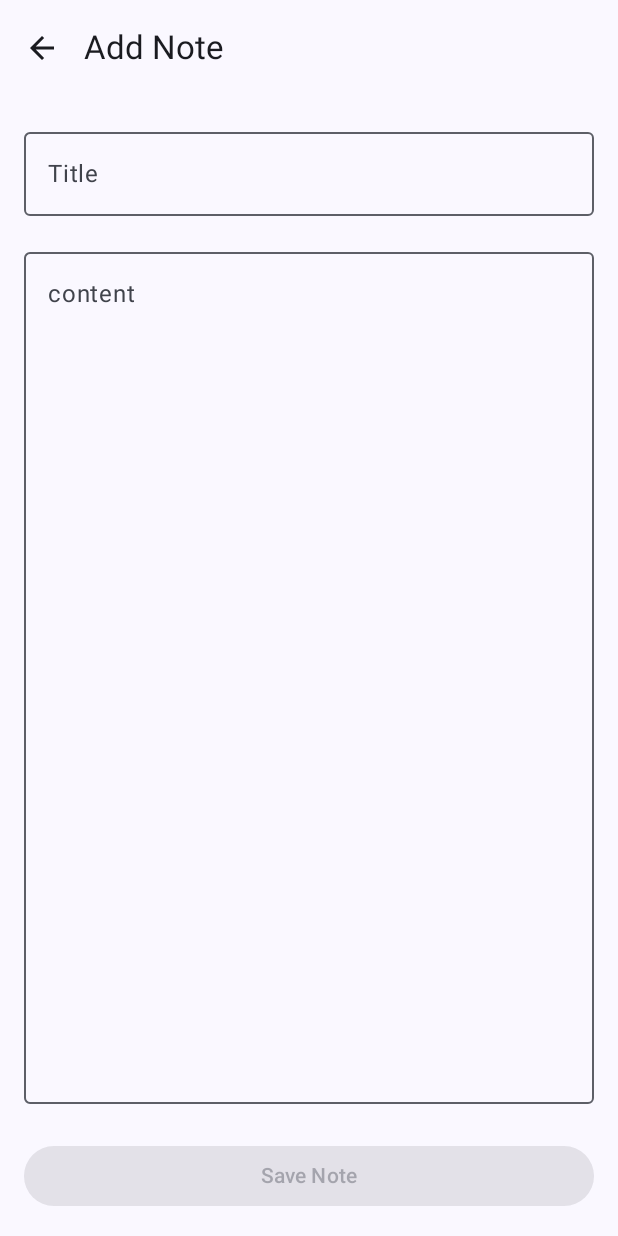
After one commit to eyeronic09/Note_app, an Android app built with Jetpack Compose: the AddScreen screen opened through its navigation route, on a phone screen of 412 x 824 dp. The commit adds this screen. Run offline under Robolectric (Android 15) with nearby library versions, the phone set to English and light mode, and no system bars; our stand-ins replace Room's generated code.

Commit message:
feat: Add navigation and 'Add Note' screen
This commit introduces navigation between the home screen and a new "Add Note" screen. It sets up the navigation graph, adds a floating action button to navigate to the new screen, and creates the basic UI for adding a new note.

**Key changes:**

-   **Navigation:**
    -   Added the `navigation-compose` dependency.
    -   Created `SealedScreen.kt` to define `HomeScreen` and `AddScreen` routes.
    -   Implemented `Appnav()` in `MainActivity.kt` using `NavHost` to set up the navigation graph between the home and add screens.

-   **HomeScreen.kt:**
    -   Added a `FloatingActionButton` with a `+` icon that navigates to the `AddScreen`.
    -   The `HomeScreen` composable now accepts a `NavController` parameter.

-   **AddScreen.kt (New File):**
    -   Created a new `AddScreen` composable for adding notes.
    -   The UI includes `OutlinedTextField`s for title and content, and a "Save Note" button.
    -   A `TopAppBar` with a back navigation button is included.

-   **HomeScreenViewModel.kt:**
    -   Updated `HomeScreenUIState` to include `title` and `content` fields to hold the state for the new `AddScreen` text fields.
    -   Added `changeTitle()` and `changeContent()` functions to update these new state fields.

```diff
--- a/app/build.gradle.kts
+++ b/app/build.gradle.kts
@@ -54,17 +54,14 @@ dependencies {
 
 
     //Koin
-    //Koin
-// 1. Define the version in a variable, just like you did for Room
     val koin_version = "4.1.0"
 
-// 2. Import the Bill of Materials (BOM) using its full name
-// The platform() function ensures all Koin modules use the same version
     implementation(platform("io.insert-koin:koin-bom:$koin_version"))
-
-// 3. Add the Koin modules you need without specifying a version
     implementation("io.insert-koin:koin-core:$koin_version")
     implementation("io.insert-koin:koin-androidx-compose:$koin_version")
+
+    //Navigation
+    implementation("androidx.navigation:navigation-compose:2.9.6")
 
     implementation(libs.androidx.core.ktx)
     implementation(libs.androidx.lifecycle.runtime.ktx)
--- a/app/src/main/java/com/example/noteapp/HomeScreen/Di/AppModule.kt
+++ b/app/src/main/java/com/example/noteapp/HomeScreen/Di/AppModule.kt
@@ -67,6 +67,7 @@ class AppModule () : Application() {
         }
 
 
+
     }
 
 
--- /dev/null
+++ b/app/src/main/java/com/example/noteapp/HomeScreen/Ui_prestentionLayer/AddScreen/AddScreen.kt
@@ -0,0 +1,137 @@
+package com.example.noteapp.HomeScreen.Ui_prestentionLayer.AddScreen
+
+import androidx.compose.foundation.layout.Arrangement
+import androidx.compose.foundation.layout.Column
+import androidx.compose.foundation.layout.Spacer
+import androidx.compose.foundation.layout.fillMaxSize
+import androidx.compose.foundation.layout.fillMaxWidth
+import androidx.compose.foundation.layout.height
+import androidx.compose.foundation.layout.padding
+import androidx.compose.material.icons.Icons
+import androidx.compose.material.icons.automirrored.filled.ArrowBack
+import androidx.compose.material.icons.filled.ArrowBack
+import androidx.compose.material3.Button
+import androidx.compose.material3.CircularProgressIndicator
+import androidx.compose.material3.ExperimentalMaterial3Api
+import androidx.compose.material3.Icon
+import androidx.compose.material3.IconButton
+import androidx.compose.material3.MaterialTheme
+import androidx.compose.material3.OutlinedTextField
+import androidx.compose.material3.Scaffold
+import androidx.compose.material3.SnackbarHost
+import androidx.compose.material3.SnackbarHostState
+import androidx.compose.material3.Text
+import androidx.compose.material3.TopAppBar
+import androidx.compose.runtime.Composable
+import androidx.compose.runtime.LaunchedEffect
+import androidx.compose.runtime.collectAsState
+import androidx.compose.runtime.remember
+import androidx.compose.runtime.rememberCoroutineScope
+import androidx.compose.ui.Alignment
+import androidx.compose.ui.Modifier
+import androidx.compose.ui.unit.dp
+import androidx.navigation.NavController
+import com.example.noteapp.HomeScreen.Ui_prestentionLayer.Home.HomeScreenViewModel
+import kotlinx.coroutines.launch
+import org.koin.androidx.compose.koinViewModel
+
+@OptIn(ExperimentalMaterial3Api::class)
+@Composable
+fun AddScreen(
+    navController: NavController,
+    viewModel: HomeScreenViewModel = koinViewModel()
+) {
+    val uiState = viewModel.uiState.collectAsState()
+    val snackbarHostState = remember { SnackbarHostState() }
+    val scope = rememberCoroutineScope()
+
+    // Handle navigation after successful note addition
+    LaunchedEffect(Unit) {
+        if (uiState.value.isLoading) return@LaunchedEffect
+
+        uiState.value.error?.let { error ->
+            scope.launch {
+                snackbarHostState.showSnackbar(
+                    message = "Error: $error",
+                    withDismissAction = true
+                )
+            }
+        }
+    }
+
+    Scaffold(
+        topBar = {
+            TopAppBar(
+                title = { Text("Add Note") },
+                navigationIcon = {
+                    IconButton(onClick = { navController.navigateUp() }) {
+                        Icon(
+                            imageVector = Icons.AutoMirrored.Filled.ArrowBack,
+                            contentDescription = "Back"
+                        )
+                    }
+                }
+            )
+        },
+        snackbarHost = { SnackbarHost(snackbarHostState) }
+    ) { paddingValues ->
+        Column(
+            modifier = Modifier
+                .fillMaxSize()
+                .padding(paddingValues)
+                .padding(16.dp),
+            verticalArrangement = Arrangement.Top,
+            horizontalAlignment = Alignment.CenterHorizontally
+        ) {
+            OutlinedTextField(
+                modifier = Modifier.fillMaxWidth(),
+                value = uiState.value.title,
+                onValueChange = { viewModel.changeTitle(it)},
+                label = { Text("Title") },
+                singleLine = true
+            )
+
+            Spacer(modifier = Modifier.height(16.dp))
+
+            OutlinedTextField(
+                modifier = Modifier
+                    .weight(1f)
+                    .fillMaxWidth(),
+                value = uiState.value.content,
+                onValueChange = { viewModel.changeContent(it) },
+                label = { Text("content") },
+                maxLines = Integer.MAX_VALUE,
+            )
+
+            Spacer(modifier = Modifier.height(24.dp))
+
+            Button(
+                onClick = {
+                    scope.launch {
+                        TODO()
+                    }
+                },
+                enabled = !uiState.value.isLoading &&
+                         uiState.value.title.isNotBlank() &&
+                         uiState.value.content.isNotBlank(),
+                modifier = Modifier.fillMaxWidth()
+            ) {
+                if (uiState.value.isLoading) {
+                    CircularProgressIndicator()
+                } else {
+                    Text("Save Note")
+                }
+            }
+        }
+    }
+}
+
+@androidx.compose.ui.tooling.preview.Preview(showSystemUi = true)
+@Composable
+fun AddScreenPreview() {
+    MaterialTheme {
+        // AddScreen(navController = rememberNavController())
+        // Note: Preview might not work properly with Hilt ViewModel
+        // You can create a preview version with a fake ViewModel if needed
+    }
+}
--- a/app/src/main/java/com/example/noteapp/HomeScreen/Ui_prestentionLayer/Home/HomeScreen.kt
+++ b/app/src/main/java/com/example/noteapp/HomeScreen/Ui_prestentionLayer/Home/HomeScreen.kt
@@ -1,11 +1,15 @@
 package com.example.noteapp.HomeScreen.Ui_prestentionLayer.Home
 
+import android.graphics.drawable.Icon
 import androidx.compose.foundation.layout.fillMaxSize
 import androidx.compose.foundation.lazy.LazyColumn
 import androidx.compose.foundation.lazy.items
 import androidx.compose.material3.ExperimentalMaterial3Api
+import androidx.compose.material3.FloatingActionButton
+import androidx.compose.material3.Icon
 import androidx.compose.material3.MaterialTheme
 import androidx.compose.material3.Scaffold
+import androidx.compose.material3.SegmentedButtonDefaults.Icon
 import androidx.compose.material3.Text
 import androidx.compose.material3.TopAppBar
 import androidx.compose.runtime.Composable
@@ -14,14 +18,16 @@ import androidx.compose.ui.Modifier
 import androidx.compose.ui.tooling.preview.Preview
 import androidx.lifecycle.compose.collectAsStateWithLifecycle
 import androidx.lifecycle.viewmodel.compose.viewModel
+import androidx.navigation.NavController
 import com.example.noteapp.HomeScreen.Ui_prestentionLayer.Home.component.NoteCard
+import com.example.noteapp.HomeScreen.coreScreen.SealedScreen
 import com.example.noteapp.HomeScreen.domain_layer.model.Note
 import org.koin.androidx.compose.koinViewModel
 
 
 @OptIn(ExperimentalMaterial3Api::class)
 @Composable
-fun HomeScreen (viewModel: HomeScreenViewModel = koinViewModel()) {
+fun HomeScreen (viewModel: HomeScreenViewModel = koinViewModel() , navController: NavController) {
     val uiState by viewModel.uiState.collectAsStateWithLifecycle()
     val event = viewModel::onEvent
 
@@ -31,7 +37,15 @@ fun HomeScreen (viewModel: HomeScreenViewModel = koinViewModel()) {
                 title = {Text("Notes App")}
             )
         },
-        floatingActionButton = {}
+        floatingActionButton = {
+            FloatingActionButton(
+                onClick = {
+                    navController.navigate(SealedScreen.AddScreen.route)
+                }
+            ) {
+                Text("+")
+            }
+        }
     ) { innerPadding ->
         LazyColumn(modifier = Modifier.fillMaxSize() , contentPadding = innerPadding) {
             items(uiState.notes){
--- a/app/src/main/java/com/example/noteapp/HomeScreen/Ui_prestentionLayer/Home/HomeScreenViewModel.kt
+++ b/app/src/main/java/com/example/noteapp/HomeScreen/Ui_prestentionLayer/Home/HomeScreenViewModel.kt
@@ -14,6 +14,8 @@ import kotlinx.coroutines.launch
 
 data class HomeScreenUIState(
     val notes: List<Note> = emptyList(),
+    val title: String = "" ,
+    val content : String = "" ,
     val isLoading : Boolean = false,
     val error: String? = null
 )
@@ -43,6 +45,16 @@ class HomeScreenViewModel(private val repository: NoteRepository) : ViewModel(){
     init {
         loadNotes()
     }
+    fun changeTitle(str : String){
+        _uiState.update {
+            it.copy(title = str)
+        }
+    }
+    fun changeContent(str : String){
+        _uiState.update {
+            it.copy(content = str)
+        }
+    }
 
     private fun loadNotes(){
         viewModelScope.launch {
--- /dev/null
+++ b/app/src/main/java/com/example/noteapp/HomeScreen/coreScreen/SealedScreen.kt
@@ -0,0 +1,8 @@
+package com.example.noteapp.HomeScreen.coreScreen
+
+sealed class SealedScreen(
+    val route : String
+) {
+    object HomeScreen : SealedScreen("HomeScreen")
+    object AddScreen : SealedScreen("AddScreen")
+}
--- a/app/src/main/java/com/example/noteapp/MainActivity.kt
+++ b/app/src/main/java/com/example/noteapp/MainActivity.kt
@@ -8,9 +8,17 @@ import androidx.activity.enableEdgeToEdge
 import androidx.annotation.RequiresApi
 import androidx.compose.foundation.layout.Column
 import androidx.compose.foundation.layout.fillMaxSize
-import androidx.compose.material3.Text
+import androidx.compose.runtime.Composable
 import androidx.compose.ui.Modifier
+import androidx.navigation.compose.NavHost
+import androidx.navigation.compose.composable
+import androidx.navigation.compose.rememberNavController
+import com.example.noteapp.HomeScreen.Ui_prestentionLayer.AddScreen.AddScreen
+import com.example.noteapp.HomeScreen.Ui_prestentionLayer.Home.HomeScreen
+import com.example.noteapp.HomeScreen.Ui_prestentionLayer.Home.HomeScreenViewModel
+import com.example.noteapp.HomeScreen.coreScreen.SealedScreen
 import com.example.noteapp.ui.theme.NoteAppTheme
+import org.koin.androidx.compose.koinViewModel
 
 class MainActivity : ComponentActivity() {
     @RequiresApi(Build.VERSION_CODES.O)
@@ -20,9 +28,27 @@ class MainActivity : ComponentActivity() {
         setContent {
             NoteAppTheme {
                 Column(modifier = Modifier.fillMaxSize()){
-                    Text("Dependency injection  as  done successfully ")
+                   Appnav()
                 }
             }
         }
     }
 }
+
+
+
+@Composable
+fun Appnav() {
+    val navController = rememberNavController()
+
+    NavHost(navController , startDestination = SealedScreen.HomeScreen.route ){
+        composable(SealedScreen.HomeScreen.route) {
+            val vm : HomeScreenViewModel = koinViewModel()
+            HomeScreen(viewModel = vm , navController)
+        }
+        composable(SealedScreen.AddScreen.route) {
+            AddScreen(navController = navController)
+        }
+    }
+
+}
```
